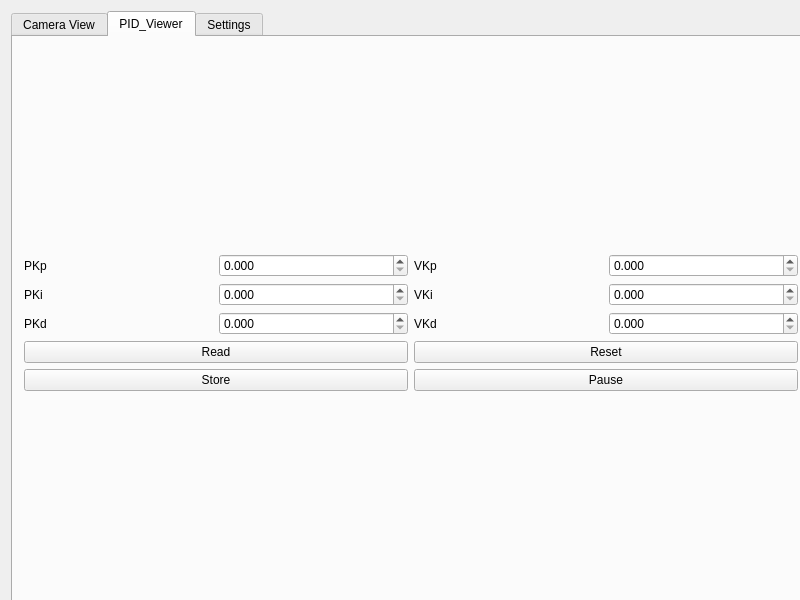
The window that Base_Station_QT_Workspace/Base_Station/mainwindow.ui (simonbeaudoin0935/Design3) describes before a commit, drawn with Qt 5.
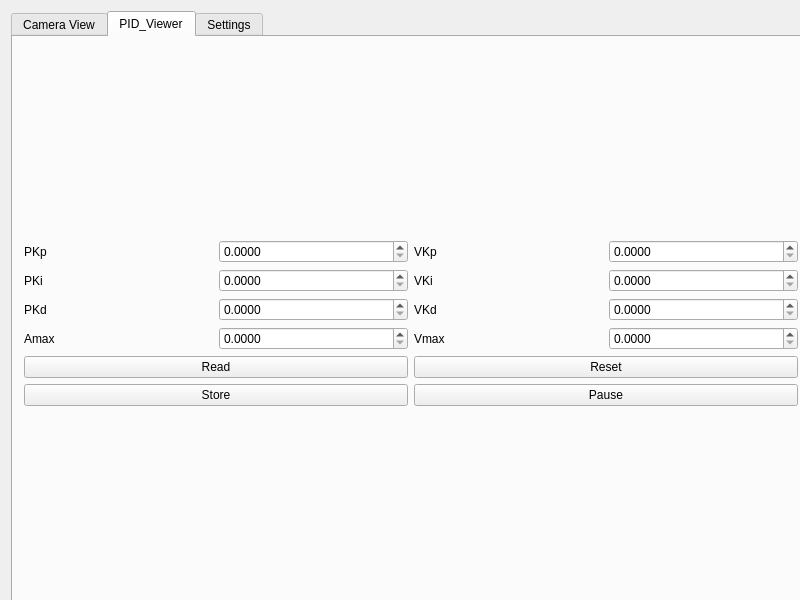
The same window after the commit. Custom widgets are drawn as their Qt base class.

The edit to the form file:
```diff
--- a/Base_Station_QT_Workspace/Base_Station/mainwindow.ui
+++ b/Base_Station_QT_Workspace/Base_Station/mainwindow.ui
@@ -56,7 +56,7 @@
        </attribute>
        <layout class="QVBoxLayout" name="verticalLayout_18">
         <item>
-         <layout class="QHBoxLayout" name="horizontalLayout_20">
+         <layout class="QHBoxLayout" name="horizontalLayout">
           <item>
            <layout class="QVBoxLayout" name="verticalLayout_16">
             <item>
@@ -71,7 +71,7 @@
               <item>
                <widget class="QDoubleSpinBox" name="doubleSpinBox_PKp">
                 <property name="decimals">
-                 <number>3</number>
+                 <number>4</number>
                 </property>
                 <property name="singleStep">
                  <double>0.001000000000000</double>
@@ -92,7 +92,7 @@
               <item>
                <widget class="QDoubleSpinBox" name="doubleSpinBox_PKi">
                 <property name="decimals">
-                 <number>3</number>
+                 <number>4</number>
                 </property>
                 <property name="singleStep">
                  <double>0.001000000000000</double>
@@ -113,10 +113,31 @@
               <item>
                <widget class="QDoubleSpinBox" name="doubleSpinBox_PKd">
                 <property name="decimals">
-                 <number>3</number>
+                 <number>4</number>
                 </property>
                 <property name="singleStep">
-                 <double>0.001000000000000</double>
+                 <double>0.000100000000000</double>
+                </property>
+               </widget>
+              </item>
+             </layout>
+            </item>
+            <item>
+             <layout class="QHBoxLayout" name="horizontalLayout_20">
+              <item>
+               <widget class="QLabel" name="label_25">
+                <property name="text">
+                 <string>Amax</string>
+                </property>
+               </widget>
+              </item>
+              <item>
+               <widget class="QDoubleSpinBox" name="doubleSpinBox_Amax">
+                <property name="decimals">
+                 <number>4</number>
+                </property>
+                <property name="singleStep">
+                 <double>0.100000000000000</double>
                 </property>
                </widget>
               </item>
@@ -152,7 +173,7 @@
               <item>
                <widget class="QDoubleSpinBox" name="doubleSpinBox_VKp">
                 <property name="decimals">
-                 <number>3</number>
+                 <number>4</number>
                 </property>
                 <property name="singleStep">
                  <double>0.001000000000000</double>
@@ -173,7 +194,7 @@
               <item>
                <widget class="QDoubleSpinBox" name="doubleSpinBox_VKi">
                 <property name="decimals">
-                 <number>3</number>
+                 <number>4</number>
                 </property>
                 <property name="singleStep">
                  <double>0.001000000000000</double>
@@ -194,10 +215,31 @@
               <item>
                <widget class="QDoubleSpinBox" name="doubleSpinBox_VKd">
                 <property name="decimals">
-                 <number>3</number>
+                 <number>4</number>
                 </property>
                 <property name="singleStep">
-                 <double>0.001000000000000</double>
+                 <double>0.000100000000000</double>
+                </property>
+               </widget>
+              </item>
+             </layout>
+            </item>
+            <item>
+             <layout class="QHBoxLayout" name="horizontalLayout_21">
+              <item>
+               <widget class="QLabel" name="label_26">
+                <property name="text">
+                 <string>Vmax</string>
+                </property>
+               </widget>
+              </item>
+              <item>
+               <widget class="QDoubleSpinBox" name="doubleSpinBox_Vmax">
+                <property name="decimals">
+                 <number>4</number>
+                </property>
+                <property name="singleStep">
+                 <double>0.100000000000000</double>
                 </property>
                </widget>
               </item>
```
Left out of the diff: 4 changed lines with no effect on the pictures.
